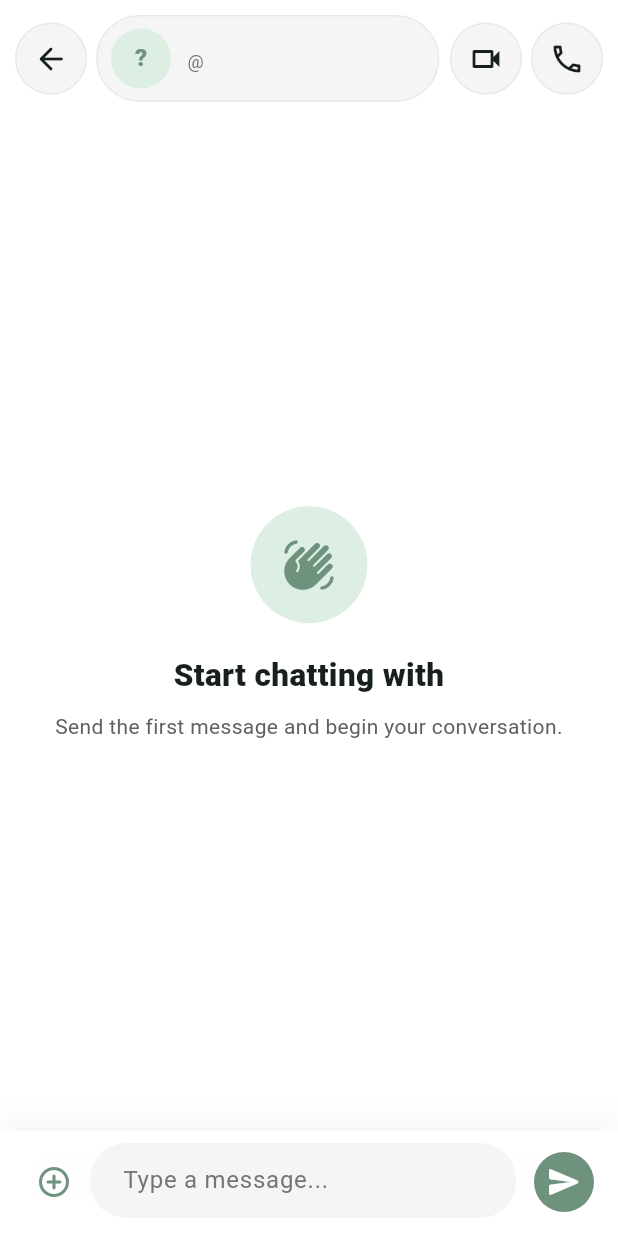
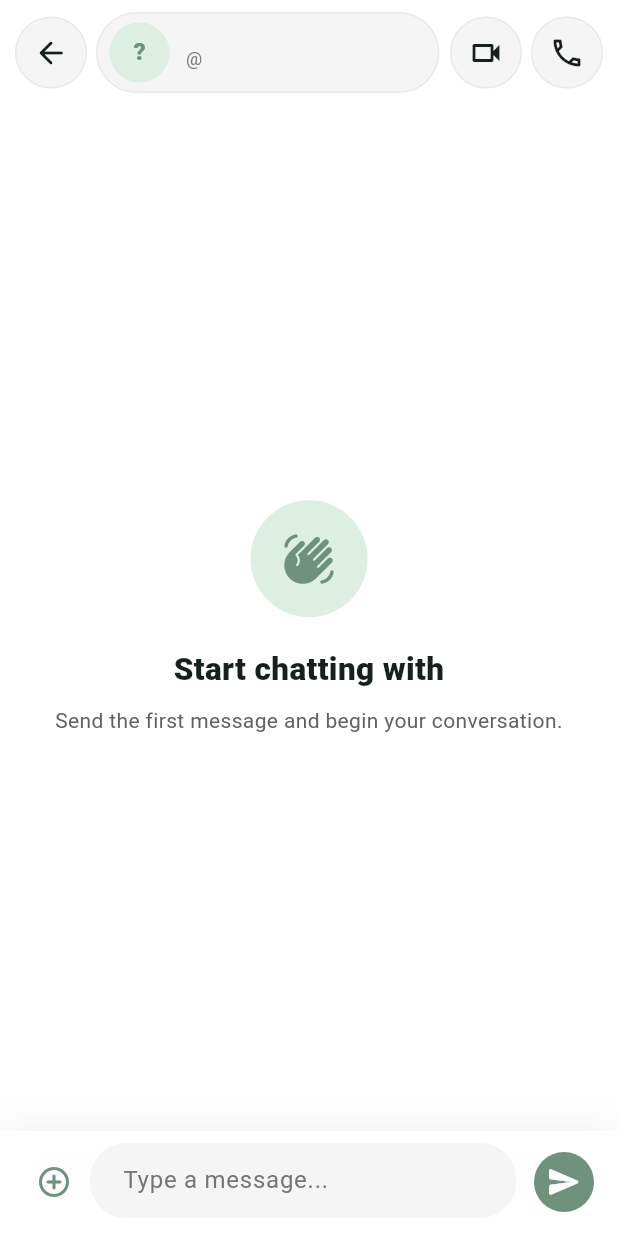
Before and after one commit to Vedant2402/ConnectUs, a Flutter app: the ChatScreen screen opened directly with empty values, on a phone screen of 412 x 824 dp. Run offline on Flutter 3.47's test engine with Material 3 defaults, Android fonts, the phone set to English and light mode, and no system bars; our stand-ins replace flutter_dotenv, supabase_flutter; missing offline and left inert: liquid_glass_widgets; accounts and stored records are empty; network calls fail.

Commit message:
Tighten chat spacing and speed up session restore

```diff
--- a/connectus_app/lib/features/chat/presentation/chat_screen.dart
+++ b/connectus_app/lib/features/chat/presentation/chat_screen.dart
@@ -409,13 +409,13 @@ class _ChatScreenState extends State<ChatScreen> {
     return Scaffold(
       backgroundColor: Theme.of(context).scaffoldBackgroundColor,
       appBar: AppBar(
-        toolbarHeight: 78,
+        toolbarHeight: 70,
         elevation: 0,
         backgroundColor: Colors.transparent,
         automaticallyImplyLeading: false,
         leadingWidth: 64,
         leading: Padding(
-          padding: const EdgeInsets.fromLTRB(10, 10, 6, 10),
+          padding: const EdgeInsets.fromLTRB(10, 7, 6, 7),
           child: _ChatHeaderButton(
             icon: Icons.arrow_back_rounded,
             tooltip: 'Back',
@@ -444,8 +444,8 @@ class _ChatScreenState extends State<ChatScreen> {
             final showAsOnline = storedOnline && isRecentlyActive;
 
             return Container(
-              height: 58,
-              padding: const EdgeInsets.symmetric(horizontal: 9),
+              height: 54,
+              padding: const EdgeInsets.symmetric(horizontal: 8),
               decoration: BoxDecoration(
                 color: Theme.of(context).colorScheme.surfaceContainerHighest,
                 borderRadius: BorderRadius.circular(30),
@@ -532,7 +532,7 @@ class _ChatScreenState extends State<ChatScreen> {
         ),
         actions: [
           Padding(
-            padding: const EdgeInsets.fromLTRB(7, 10, 3, 10),
+            padding: const EdgeInsets.fromLTRB(7, 7, 3, 7),
             child: _ChatHeaderButton(
               icon: Icons.videocam_outlined,
               tooltip: 'Video call',
@@ -546,7 +546,7 @@ class _ChatScreenState extends State<ChatScreen> {
             ),
           ),
           Padding(
-            padding: const EdgeInsets.fromLTRB(3, 10, 10, 10),
+            padding: const EdgeInsets.fromLTRB(3, 7, 10, 7),
             child: _ChatHeaderButton(
               icon: Icons.call_outlined,
               tooltip: 'Voice call',
@@ -623,7 +623,7 @@ class _ChatScreenState extends State<ChatScreen> {
 
                       return ListView.builder(
                         controller: scrollController,
-                        padding: const EdgeInsets.fromLTRB(16, 18, 16, 18),
+                        padding: const EdgeInsets.fromLTRB(12, 8, 12, 14),
                         itemCount: messages.length,
                         itemBuilder: (context, index) {
                           final message = messages[index];
@@ -727,7 +727,7 @@ class _DateSeparator extends StatelessWidget {
   @override
   Widget build(BuildContext context) {
     return Padding(
-      padding: const EdgeInsets.symmetric(vertical: 14),
+      padding: const EdgeInsets.symmetric(vertical: 8),
       child: Center(
         child: Container(
           padding: const EdgeInsets.symmetric(horizontal: 12, vertical: 6),
@@ -894,8 +894,8 @@ class _MessageBubble extends StatelessWidget {
           constraints: BoxConstraints(
             maxWidth: MediaQuery.sizeOf(context).width * 0.76,
           ),
-          margin: EdgeInsets.only(bottom: isGrouped ? 3 : 9),
-          padding: const EdgeInsets.fromLTRB(15, 11, 11, 7),
+          margin: EdgeInsets.only(bottom: isGrouped ? 2 : 6),
+          padding: const EdgeInsets.fromLTRB(14, 9, 10, 6),
           decoration: BoxDecoration(
             color: isMine
                 ? (Theme.of(context).brightness == Brightness.dark
```
Also changed, not shown: connectus_app/lib/app/startup_screen.dart (+2 -36 lines).
